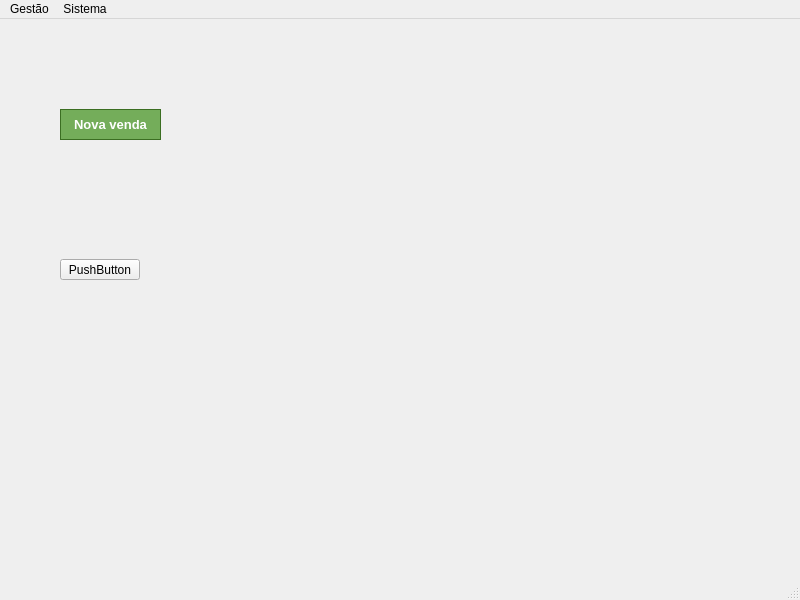
Qt form Sistema_Almox/mainwindow.ui (NycolasAbreu/Sistema_Almox) before a commit.
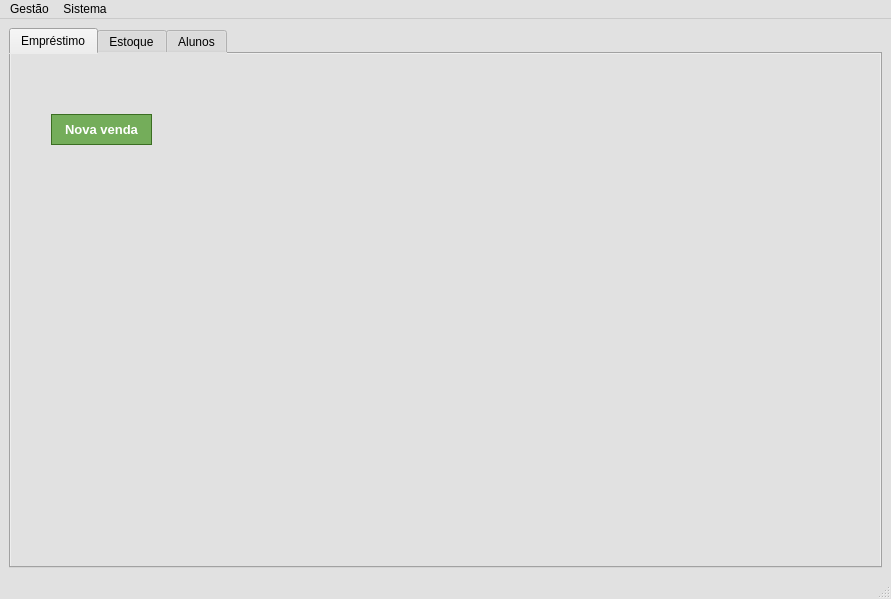
The same form after that commit.

Patch:
```diff
--- a/Sistema_Almox/mainwindow.ui
+++ b/Sistema_Almox/mainwindow.ui
@@ -6,25 +6,690 @@
    <rect>
     <x>0</x>
     <y>0</y>
-    <width>800</width>
-    <height>600</height>
+    <width>891</width>
+    <height>599</height>
    </rect>
   </property>
+  <property name="palette">
+   <palette>
+    <active>
+     <colorrole role="WindowText">
+      <brush brushstyle="SolidPattern">
+       <color alpha="255">
+        <red>0</red>
+        <green>0</green>
+        <blue>0</blue>
+       </color>
+      </brush>
+     </colorrole>
+     <colorrole role="Button">
+      <brush brushstyle="SolidPattern">
+       <color alpha="255">
+        <red>225</red>
+        <green>225</green>
+        <blue>225</blue>
+       </color>
+      </brush>
+     </colorrole>
+     <colorrole role="Light">
+      <brush brushstyle="SolidPattern">
+       <color alpha="255">
+        <red>255</red>
+        <green>255</green>
+        <blue>255</blue>
+       </color>
+      </brush>
+     </colorrole>
+     <colorrole role="Midlight">
+      <brush brushstyle="SolidPattern">
+       <color alpha="255">
+        <red>240</red>
+        <green>240</green>
+        <blue>240</blue>
+       </color>
+      </brush>
+     </colorrole>
+     <colorrole role="Dark">
+      <brush brushstyle="SolidPattern">
+       <color alpha="255">
+        <red>112</red>
+        <green>112</green>
+        <blue>112</blue>
+       </color>
+      </brush>
+     </colorrole>
+     <colorrole role="Mid">
+      <brush brushstyle="SolidPattern">
+       <color alpha="255">
+        <red>150</red>
+        <green>150</green>
+        <blue>150</blue>
+       </color>
+      </brush>
+     </colorrole>
+     <colorrole role="Text">
+      <brush brushstyle="SolidPattern">
+       <color alpha="255">
+        <red>0</red>
+        <green>0</green>
+        <blue>0</blue>
+       </color>
+      </brush>
+     </colorrole>
+     <colorrole role="BrightText">
+      <brush brushstyle="SolidPattern">
+       <color alpha="255">
+        <red>255</red>
+        <green>255</green>
+        <blue>255</blue>
+       </color>
+      </brush>
+     </colorrole>
+     <colorrole role="ButtonText">
+      <brush brushstyle="SolidPattern">
+       <color alpha="255">
+        <red>0</red>
+        <green>0</green>
+        <blue>0</blue>
+       </color>
+      </brush>
+     </colorrole>
+     <colorrole role="Base">
+      <brush brushstyle="SolidPattern">
+       <color alpha="255">
+        <red>255</red>
+        <green>255</green>
+        <blue>255</blue>
+       </color>
+      </brush>
+     </colorrole>
+     <colorrole role="Window">
+      <brush brushstyle="SolidPattern">
+       <color alpha="255">
+        <red>225</red>
+        <green>225</green>
+        <blue>225</blue>
+       </color>
+      </brush>
+     </colorrole>
+     <colorrole role="Shadow">
+      <brush brushstyle="SolidPattern">
+       <color alpha="255">
+        <red>0</red>
+        <green>0</green>
+        <blue>0</blue>
+       </color>
+      </brush>
+     </colorrole>
+     <colorrole role="AlternateBase">
+      <brush brushstyle="SolidPattern">
+       <color alpha="255">
+        <red>240</red>
+        <green>240</green>
+        <blue>240</blue>
+       </color>
+      </brush>
+     </colorrole>
+     <colorrole role="ToolTipBase">
+      <brush brushstyle="SolidPattern">
+       <color alpha="255">
+        <red>255</red>
+        <green>255</green>
+        <blue>220</blue>
+       </color>
+      </brush>
+     </colorrole>
+     <colorrole role="ToolTipText">
+      <brush brushstyle="SolidPattern">
+       <color alpha="255">
+        <red>0</red>
+        <green>0</green>
+        <blue>0</blue>
+       </color>
+      </brush>
+     </colorrole>
+     <colorrole role="PlaceholderText">
+      <brush brushstyle="SolidPattern">
+       <color alpha="128">
+        <red>0</red>
+        <green>0</green>
+        <blue>0</blue>
+       </color>
+      </brush>
+     </colorrole>
+    </active>
+    <inactive>
+     <colorrole role="WindowText">
+      <brush brushstyle="SolidPattern">
+       <color alpha="255">
+        <red>0</red>
+        <green>0</green>
+        <blue>0</blue>
+       </color>
+      </brush>
+     </colorrole>
+     <colorrole role="Button">
+      <brush brushstyle="SolidPattern">
+       <color alpha="255">
+        <red>225</red>
+        <green>225</green>
+        <blue>225</blue>
+       </color>
+      </brush>
+     </colorrole>
+     <colorrole role="Light">
+      <brush brushstyle="SolidPattern">
+       <color alpha="255">
+        <red>255</red>
+        <green>255</green>
+        <blue>255</blue>
+       </color>
+      </brush>
+     </colorrole>
+     <colorrole role="Midlight">
+      <brush brushstyle="SolidPattern">
+       <color alpha="255">
+        <red>240</red>
+        <green>240</green>
+        <blue>240</blue>
+       </color>
+      </brush>
+     </colorrole>
+     <colorrole role="Dark">
+      <brush brushstyle="SolidPattern">
+       <color alpha="255">
+        <red>112</red>
+        <green>112</green>
+        <blue>112</blue>
+       </color>
+      </brush>
+     </colorrole>
+     <colorrole role="Mid">
+      <brush brushstyle="SolidPattern">
+       <color alpha="255">
+        <red>150</red>
+        <green>150</green>
+        <blue>150</blue>
+       </color>
+      </brush>
+     </colorrole>
+     <colorrole role="Text">
+      <brush brushstyle="SolidPattern">
+       <color alpha="255">
+        <red>0</red>
+        <green>0</green>
+        <blue>0</blue>
+       </color>
+      </brush>
+     </colorrole>
+     <colorrole role="BrightText">
+      <brush brushstyle="SolidPattern">
+       <color alpha="255">
+        <red>255</red>
+        <green>255</green>
+        <blue>255</blue>
+       </color>
+      </brush>
+     </colorrole>
+     <colorrole role="ButtonText">
+      <brush brushstyle="SolidPattern">
+       <color alpha="255">
+        <red>0</red>
+        <green>0</green>
+        <blue>0</blue>
+       </color>
+      </brush>
+     </colorrole>
+     <colorrole role="Base">
+      <brush brushstyle="SolidPattern">
+       <color alpha="255">
+        <red>255</red>
+        <green>255</green>
+        <blue>255</blue>
+       </color>
+      </brush>
+     </colorrole>
+     <colorrole role="Window">
+      <brush brushstyle="SolidPattern">
+       <color alpha="255">
+        <red>225</red>
+        <green>225</green>
+        <blue>225</blue>
+       </color>
+      </brush>
+     </colorrole>
+     <colorrole role="Shadow">
+      <brush brushstyle="SolidPattern">
+       <color alpha="255">
+        <red>0</red>
+        <green>0</green>
+        <blue>0</blue>
+       </color>
+      </brush>
+     </colorrole>
+     <colorrole role="AlternateBase">
+      <brush brushstyle="SolidPattern">
+       <color alpha="255">
+        <red>240</red>
+        <green>240</green>
+        <blue>240</blue>
+       </color>
+      </brush>
+     </colorrole>
+     <colorrole role="ToolTipBase">
+      <brush brushstyle="SolidPattern">
+       <color alpha="255">
+        <red>255</red>
+        <green>255</green>
+        <blue>220</blue>
+       </color>
+      </brush>
+     </colorrole>
+     <colorrole role="ToolTipText">
+      <brush brushstyle="SolidPattern">
+       <color alpha="255">
+        <red>0</red>
+        <green>0</green>
+        <blue>0</blue>
+       </color>
+      </brush>
+     </colorrole>
+     <colorrole role="PlaceholderText">
+      <brush brushstyle="SolidPattern">
+       <color alpha="128">
+        <red>0</red>
+        <green>0</green>
+        <blue>0</blue>
+       </color>
+      </brush>
+     </colorrole>
+    </inactive>
+    <disabled>
+     <colorrole role="WindowText">
+      <brush brushstyle="SolidPattern">
+       <color alpha="255">
+        <red>112</red>
+        <green>112</green>
+        <blue>112</blue>
+       </color>
+      </brush>
+     </colorrole>
+     <colorrole role="Button">
+      <brush brushstyle="SolidPattern">
+       <color alpha="255">
+        <red>225</red>
+        <green>225</green>
+        <blue>225</blue>
+       </color>
+      </brush>
+     </colorrole>
+     <colorrole role="Light">
+      <brush brushstyle="SolidPattern">
+       <color alpha="255">
+        <red>255</red>
+        <green>255</green>
+        <blue>255</blue>
+       </color>
+      </brush>
+     </colorrole>
+     <colorrole role="Midlight">
+      <brush brushstyle="SolidPattern">
+       <color alpha="255">
+        <red>240</red>
+        <green>240</green>
+        <blue>240</blue>
+       </color>
+      </brush>
+     </colorrole>
+     <colorrole role="Dark">
+      <brush brushstyle="SolidPattern">
+       <color alpha="255">
+        <red>112</red>
+        <green>112</green>
+        <blue>112</blue>
+       </color>
+      </brush>
+     </colorrole>
+     <colorrole role="Mid">
+      <brush brushstyle="SolidPattern">
+       <color alpha="255">
+        <red>150</red>
+        <green>150</green>
+        <blue>150</blue>
+       </color>
+      </brush>
+     </colorrole>
+     <colorrole role="Text">
+      <brush brushstyle="SolidPattern">
+       <color alpha="255">
+        <red>112</red>
+        <green>112</green>
+        <blue>112</blue>
+       </color>
+      </brush>
+     </colorrole>
+     <colorrole role="BrightText">
+      <brush brushstyle="SolidPattern">
+       <color alpha="255">
+        <red>255</red>
+        <green>255</green>
+        <blue>255</blue>
+       </color>
+      </brush>
+     </colorrole>
+     <colorrole role="ButtonText">
+      <brush brushstyle="SolidPattern">
+       <color alpha="255">
+        <red>112</red>
+        <green>112</green>
+        <blue>112</blue>
+       </color>
+      </brush>
+     </colorrole>
+     <colorrole role="Base">
+      <brush brushstyle="SolidPattern">
+       <color alpha="255">
+        <red>225</red>
+        <green>225</green>
+        <blue>225</blue>
+       </color>
+      </brush>
+     </colorrole>
+     <colorrole role="Window">
+      <brush brushstyle="SolidPattern">
+       <color alpha="255">
+        <red>225</red>
+        <green>225</green>
+        <blue>225</blue>
+       </color>
+      </brush>
+     </colorrole>
+     <colorrole role="Shadow">
+      <brush brushstyle="SolidPattern">
+       <color alpha="255">
+        <red>0</red>
+        <green>0</green>
+        <blue>0</blue>
+       </color>
+      </brush>
+     </colorrole>
+     <colorrole role="AlternateBase">
+      <brush brushstyle="SolidPattern">
+       <color alpha="255">
+        <red>225</red>
+        <green>225</green>
+        <blue>225</blue>
+       </color>
+      </brush>
+     </colorrole>
+     <colorrole role="ToolTipBase">
+      <brush brushstyle="SolidPattern">
+       <color alpha="255">
+        <red>255</red>
+        <green>255</green>
+        <blue>220</blue>
+       </color>
+      </brush>
+     </colorrole>
+     <colorrole role="ToolTipText">
+      <brush brushstyle="SolidPattern">
+       <color alpha="255">
+        <red>0</red>
+        <green>0</green>
+        <blue>0</blue>
+       </color>
+      </brush>
+     </colorrole>
+     <colorrole role="PlaceholderText">
+      <brush brushstyle="SolidPattern">
+       <color alpha="128">
+        <red>0</red>
+        <green>0</green>
+        <blue>0</blue>
+       </color>
+      </brush>
+     </colorrole>
+    </disabled>
+   </palette>
+  </property>
   <property name="windowTitle">
    <string>MainWindow</string>
   </property>
   <widget class="QWidget" name="centralwidget">
-   <widget class="QPushButton" name="pushButton">
-    <property name="geometry">
-     <rect>
-      <x>60</x>
-      <y>90</y>
-      <width>101</width>
-      <height>31</height>
-     </rect>
-    </property>
-    <property name="styleSheet">
-     <string notr="true">.QPushButton { 
+   <layout class="QVBoxLayout" name="verticalLayout">
+    <item>
+     <widget class="QTabWidget" name="tabWidget">
+      <property name="styleSheet">
+       <string notr="true">background-color: rgb(225, 225, 225);
+font: 10pt &quot;Arial&quot;;
+color: rgb(0, 0, 0);</string>
+      </property>
+      <property name="currentIndex">
+       <number>0</number>
+      </property>
+      <widget class="QWidget" name="tabLoan">
+       <property name="enabled">
+        <bool>true</bool>
+       </property>
+       <property name="palette">
+        <palette>
+         <active>
+          <colorrole role="WindowText">
+           <brush brushstyle="SolidPattern">
+            <color alpha="255">
+             <red>0</red>
+             <green>0</green>
+             <blue>0</blue>
+            </color>
+           </brush>
+          </colorrole>
+          <colorrole role="Button">
+           <brush brushstyle="SolidPattern">
+            <color alpha="255">
+             <red>225</red>
+             <green>225</green>
+             <blue>225</blue>
+            </color>
+           </brush>
+          </colorrole>
+          <colorrole role="Text">
+           <brush brushstyle="SolidPattern">
+            <color alpha="255">
+             <red>0</red>
+             <green>0</green>
+             <blue>0</blue>
+            </color>
+           </brush>
+          </colorrole>
+          <colorrole role="ButtonText">
+           <brush brushstyle="SolidPattern">
+            <color alpha="255">
+             <red>0</red>
+             <green>0</green>
+             <blue>0</blue>
+            </color>
+           </brush>
+          </colorrole>
+          <colorrole role="Base">
+           <brush brushstyle="SolidPattern">
+            <color alpha="255">
+             <red>225</red>
+             <green>225</green>
+             <blue>225</blue>
+            </color>
+           </brush>
+          </colorrole>
+          <colorrole role="Window">
+           <brush brushstyle="SolidPattern">
+            <color alpha="255">
+             <red>225</red>
+             <green>225</green>
+             <blue>225</blue>
+            </color>
+           </brush>
+          </colorrole>
+          <colorrole role="PlaceholderText">
+           <brush brushstyle="NoBrush">
+            <color alpha="128">
+             <red>0</red>
+             <green>0</green>
+             <blue>0</blue>
+            </color>
+           </brush>
+          </colorrole>
+         </active>
+         <inactive>
+          <colorrole role="WindowText">
+           <brush brushstyle="SolidPattern">
+            <color alpha="255">
+             <red>0</red>
+             <green>0</green>
+             <blue>0</blue>
+            </color>
+           </brush>
+          </colorrole>
+          <colorrole role="Button">
+           <brush brushstyle="SolidPattern">
+            <color alpha="255">
+             <red>225</red>
+             <green>225</green>
+             <blue>225</blue>
+            </color>
+           </brush>
+          </colorrole>
+          <colorrole role="Text">
+           <brush brushstyle="SolidPattern">
+            <color alpha="255">
+             <red>0</red>
+             <green>0</green>
+             <blue>0</blue>
+            </color>
+           </brush>
+          </colorrole>
+          <colorrole role="ButtonText">
+           <brush brushstyle="SolidPattern">
+            <color alpha="255">
+             <red>0</red>
+             <green>0</green>
+             <blue>0</blue>
+            </color>
+           </brush>
+          </colorrole>
+          <colorrole role="Base">
+           <brush brushstyle="SolidPattern">
+            <color alpha="255">
+             <red>225</red>
+             <green>225</green>
+             <blue>225</blue>
+            </color>
+           </brush>
+          </colorrole>
+          <colorrole role="Window">
+           <brush brushstyle="SolidPattern">
+            <color alpha="255">
+             <red>225</red>
+             <green>225</green>
+             <blue>225</blue>
+            </color>
+           </brush>
+          </colorrole>
+          <colorrole role="PlaceholderText">
+           <brush brushstyle="NoBrush">
+            <color alpha="128">
+             <red>0</red>
+             <green>0</green>
+             <blue>0</blue>
+            </color>
+           </brush>
+          </colorrole>
+         </inactive>
+         <disabled>
+          <colorrole role="WindowText">
+           <brush brushstyle="SolidPattern">
+            <color alpha="255">
+             <red>0</red>
+             <green>0</green>
+             <blue>0</blue>
+            </color>
+           </brush>
+          </colorrole>
+          <colorrole role="Button">
+           <brush brushstyle="SolidPattern">
+            <color alpha="255">
+             <red>225</red>
+             <green>225</green>
+             <blue>225</blue>
+            </color>
+           </brush>
+          </colorrole>
+          <colorrole role="Text">
+           <brush brushstyle="SolidPattern">
+            <color alpha="255">
+             <red>0</red>
+             <green>0</green>
+             <blue>0</blue>
+            </color>
+           </brush>
+          </colorrole>
+          <colorrole role="ButtonText">
+           <brush brushstyle="SolidPattern">
+            <color alpha="255">
+             <red>0</red>
+             <green>0</green>
+             <blue>0</blue>
+            </color>
+           </brush>
+          </colorrole>
+          <colorrole role="Base">
+           <brush brushstyle="SolidPattern">
+            <color alpha="255">
+             <red>225</red>
+             <green>225</green>
+             <blue>225</blue>
+            </color>
+           </brush>
+          </colorrole>
+          <colorrole role="Window">
+           <brush brushstyle="SolidPattern">
+            <color alpha="255">
+             <red>225</red>
+             <green>225</green>
+             <blue>225</blue>
+            </color>
+           </brush>
+          </colorrole>
+          <colorrole role="PlaceholderText">
+           <brush brushstyle="NoBrush">
+            <color alpha="128">
+             <red>0</red>
+             <green>0</green>
+             <blue>0</blue>
+            </color>
+           </brush>
+          </colorrole>
+         </disabled>
+        </palette>
+       </property>
+       <property name="autoFillBackground">
+        <bool>false</bool>
+       </property>
+       <property name="styleSheet">
+        <string notr="true"/>
+       </property>
+       <attribute name="title">
+        <string>Empréstimo</string>
+       </attribute>
+       <widget class="QPushButton" name="pushButton">
+        <property name="geometry">
+         <rect>
+          <x>40</x>
+          <y>60</y>
+          <width>101</width>
+          <height>31</height>
+         </rect>
+        </property>
+        <property name="styleSheet">
+         <string notr="true">.QPushButton { 
 background-color:#74ad5a;
 border:1px solid#3b6e22 ; 
 color:#ffffff; 
@@ -44,31 +709,32 @@
 .QPushButton:pressed {
  background-color:#4b7339;
  } </string>
-    </property>
-    <property name="text">
-     <string>Nova venda</string>
-    </property>
-   </widget>
-   <widget class="QPushButton" name="pushButton_2">
-    <property name="geometry">
-     <rect>
-      <x>60</x>
-      <y>240</y>
-      <width>80</width>
-      <height>21</height>
-     </rect>
-    </property>
-    <property name="text">
-     <string>PushButton</string>
-    </property>
-   </widget>
+        </property>
+        <property name="text">
+         <string>Nova venda</string>
+        </property>
+       </widget>
+      </widget>
+      <widget class="QWidget" name="tabInventory">
+       <attribute name="title">
+        <string>Estoque</string>
+       </attribute>
+      </widget>
+      <widget class="QWidget" name="tabStudent">
+       <attribute name="title">
+        <string>Alunos</string>
+       </attribute>
+      </widget>
+     </widget>
+    </item>
+   </layout>
   </widget>
   <widget class="QMenuBar" name="menubar">
    <property name="geometry">
     <rect>
      <x>0</x>
      <y>0</y>
-     <width>800</width>
+     <width>891</width>
      <height>20</height>
     </rect>
    </property>
```
Left out of the diff: 6 changed lines with no effect on the pictures.
